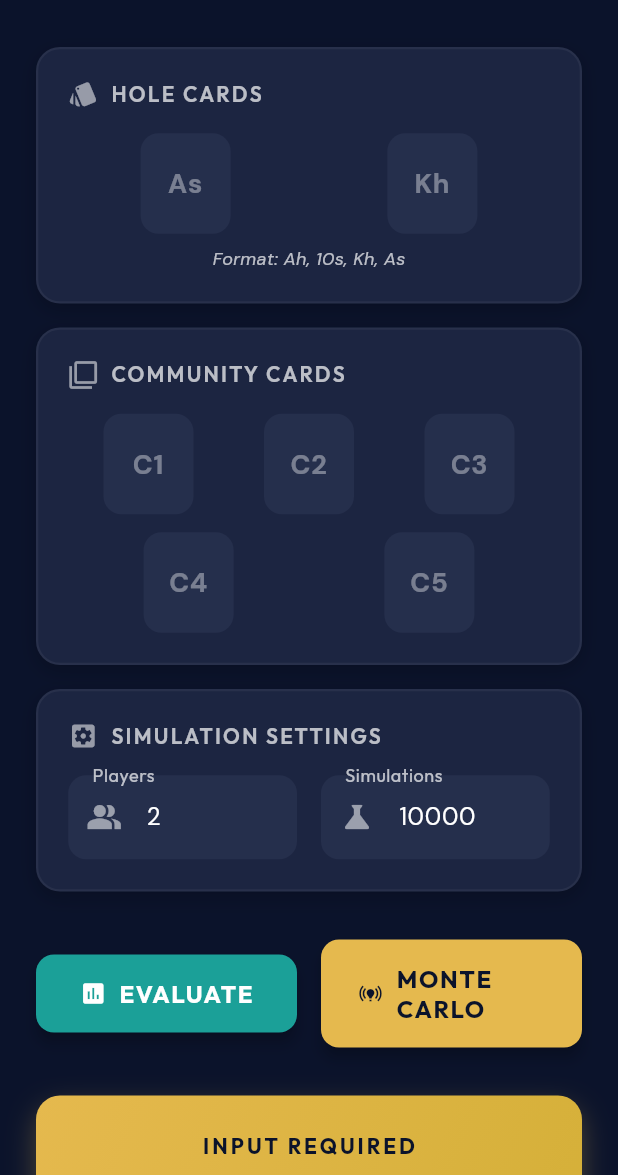
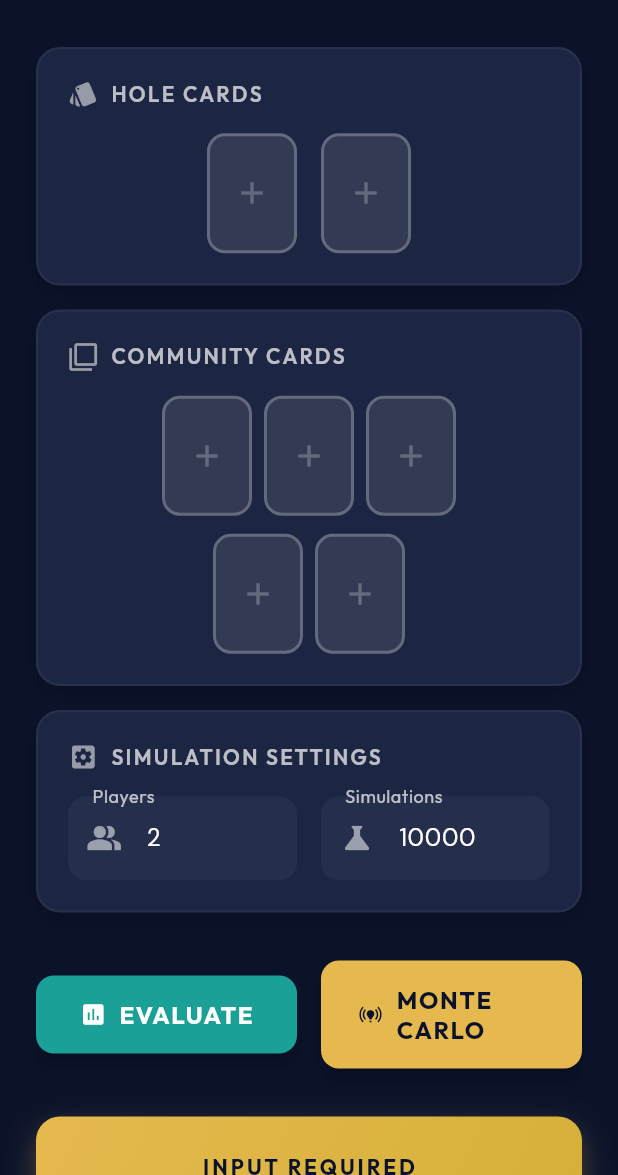
Before and after one commit to befkir/Pocker, a Flutter app: the screen it shows after launch, after a tap on "EVALUATE", after a tap on "MONTE CARLO", on a phone screen of 412 x 824 dp, the part 61-1236 px from its top. Run offline on Flutter 3.47's test engine with Material 3 defaults, Android fonts, the phone set to English and light mode, and no system bars; our stand-ins replace google_fonts.

Commit message:
Changed Card text input to card selection

```diff
--- a/poker_frontend/lib/main.dart
+++ b/poker_frontend/lib/main.dart
@@ -71,19 +71,25 @@
 }
 
 class _PokerHomeState extends State<PokerHome> {
-  late TextEditingController holeCard1Controller;
-  late TextEditingController holeCard2Controller;
-  late TextEditingController communityCards1Controller;
-  late TextEditingController communityCards2Controller;
-  late TextEditingController communityCards3Controller;
-  late TextEditingController communityCards4Controller;
-  late TextEditingController communityCards5Controller;
-  late TextEditingController numPlayersController;
-  late TextEditingController simulationsController;
+  final TextEditingController numPlayersController = TextEditingController(text: '2');
+  final TextEditingController simulationsController = TextEditingController(text: '10000');
 
   String resultMessage = '';
   String resultValue = '';
   bool isLoading = false;
+
+  List<String?> holeCards = [null, null];
+  List<String?> communityCards = [null, null, null, null, null];
+
+  final List<String> suits = ['H', 'D', 'C', 'S'];
+  final List<String> ranks = ['2', '3', '4', '5', '6', '7', '8', '9', 'T', 'J', 'Q', 'K', 'A'];
+
+  @override
+  void dispose() {
+    numPlayersController.dispose();
+    simulationsController.dispose();
+    super.dispose();
+  }
 
   String get backendUrl {
     final host = Uri.base.host;
@@ -93,32 +99,122 @@
     return Uri.base.origin;
   }
 
-  @override
-  void initState() {
-    super.initState();
-    holeCard1Controller = TextEditingController();
-    holeCard2Controller = TextEditingController();
-    communityCards1Controller = TextEditingController();
-    communityCards2Controller = TextEditingController();
-    communityCards3Controller = TextEditingController();
-    communityCards4Controller = TextEditingController();
-    communityCards5Controller = TextEditingController();
-    numPlayersController = TextEditingController(text: '2');
-    simulationsController = TextEditingController(text: '10000');
+  void _openCardPicker(int index, bool isHoleCard) {
+    showModalBottomSheet(
+      context: context,
+      backgroundColor: const Color(0xFF1A1A2E),
+      shape: const RoundedRectangleBorder(
+        borderRadius: BorderRadius.vertical(top: Radius.circular(24)),
+      ),
+      builder: (context) {
+        return Container(
+          padding: const EdgeInsets.all(24),
+          child: Column(
+            mainAxisSize: MainAxisSize.min,
+            children: [
+              Text(
+                'SELECT CARD',
+                style: GoogleFonts.outfit(
+                  color: Colors.white,
+                  fontSize: 20,
+                  fontWeight: FontWeight.bold,
+                  letterSpacing: 1.2,
+                ),
+              ),
+              const SizedBox(height: 24),
+              Expanded(
+                child: GridView.builder(
+                  gridDelegate: const SliverGridDelegateWithFixedCrossAxisCount(
+                    crossAxisCount: 6,
+                    mainAxisSpacing: 8,
+                    crossAxisSpacing: 8,
+                    childAspectRatio: 0.7,
+                  ),
+                  itemCount: 52,
+                  itemBuilder: (context, i) {
+                    final suit = suits[i ~/ 13];
+                    final rank = ranks[i % 13];
+                    final card = '$rank$suit'; // Changed to RankSuit format
+
+                    // Check if already selected
+                    final isSelected = holeCards.contains(card) || communityCards.contains(card);
+
+                    return InkWell(
+                      onTap: isSelected ? null : () {
+                        setState(() {
+                          if (isHoleCard) {
+                            holeCards[index] = card;
+                          } else {
+                            communityCards[index] = card;
+                          }
+                        });
+                        Navigator.pop(context);
+                      },
+                      child: Container(
+                        decoration: BoxDecoration(
+                          color: isSelected ? Colors.white10 : const Color(0xFF16213E),
+                          borderRadius: BorderRadius.circular(8),
+                          border: Border.all(
+                            color: isSelected ? Colors.transparent : Colors.white24,
+                          ),
+                        ),
+                        child: Center(
+                          child: Column(
+                            mainAxisAlignment: MainAxisAlignment.center,
+                            children: [
+                              Text(
+                                rank == 'T' ? '10' : rank,
+                                style: GoogleFonts.dmSans(
+                                  color: isSelected ? Colors.white24 : _getSuitColor(suit),
+                                  fontWeight: FontWeight.bold,
+                                  fontSize: 16,
+                                ),
+                              ),
+                              _getSuitIcon(suit, isSelected ? Colors.white24 : _getSuitColor(suit)),
+                            ],
+                          ),
+                        ),
+                      ),
+                    );
+                  },
+                ),
+              ),
+              const SizedBox(height: 16),
+              TextButton(
+                onPressed: () {
+                  setState(() {
+                    if (isHoleCard) {
+                      holeCards[index] = null;
+                    } else {
+                      communityCards[index] = null;
+                    }
+                  });
+                  Navigator.pop(context);
+                },
+                child: Text('CLEAR SLOT', style: GoogleFonts.dmSans(color: Colors.redAccent)),
+              ),
+            ],
+          ),
+        );
+      },
+    );
   }
 
-  @override
-  void dispose() {
-    holeCard1Controller.dispose();
-    holeCard2Controller.dispose();
-    communityCards1Controller.dispose();
-    communityCards2Controller.dispose();
-    communityCards3Controller.dispose();
-    communityCards4Controller.dispose();
-    communityCards5Controller.dispose();
-    numPlayersController.dispose();
-    simulationsController.dispose();
-    super.dispose();
+  Color _getSuitColor(String suit) {
+    if (suit == 'H' || suit == 'D') return Colors.redAccent;
+    return Colors.white70;
+  }
+
+  Widget _getSuitIcon(String suit, Color color) {
+    IconData icon;
+    switch (suit) {
+      case 'H': icon = Icons.favorite; break;
+      case 'D': icon = Icons.diamond; break;
+      case 'C': icon = Icons.auto_awesome_mosaic; break; // Placeholder for Club
+      case 'S': icon = Icons.spa; break; // Placeholder for Spade
+      default: icon = Icons.help;
+    }
+    return Icon(icon, color: color, size: 14);
   }
 
     Future<void> evaluate() async {
@@ -129,33 +225,24 @@
     });
 
     try {
-      final holeCards = [holeCard1Controller.text, holeCard2Controller.text]
-          .where((c) => c.trim().isNotEmpty)
-          .toList();
-
-      if (holeCards.length != 2) {
+      final selectedHole = holeCards.whereType<String>().toList();
+      if (selectedHole.length != 2) {
         setState(() {
           resultMessage = 'Input Required';
-          resultValue = 'Please enter exactly 2 hole cards (e.g. As, Kh)';
+          resultValue = 'Please select exactly 2 hole cards.';
           isLoading = false;
         });
         return;
       }
 
-      final community = [
-        communityCards1Controller.text,
-        communityCards2Controller.text,
-        communityCards3Controller.text,
-        communityCards4Controller.text,
-        communityCards5Controller.text,
-      ].where((c) => c.trim().isNotEmpty).toList();
+      final selectedCommunity = communityCards.whereType<String>().toList();
 
       final response = await http.post(
         Uri.parse('$backendUrl/poker/evaluate'),
         headers: {'Content-Type': 'application/json'},
         body: jsonEncode({
-          'hole_cards': holeCards,
-          'community_cards': community,
+          'hole_cards': selectedHole,
+          'community_cards': selectedCommunity,
         }),
       );
 
@@ -191,33 +278,24 @@
     });
 
     try {
-      final holeCards = [holeCard1Controller.text, holeCard2Controller.text]
-          .where((c) => c.trim().isNotEmpty)
-          .toList();
-
-      if (holeCards.length != 2) {
+      final selectedHole = holeCards.whereType<String>().toList();
+      if (selectedHole.length != 2) {
         setState(() {
           resultMessage = 'Input Required';
-          resultValue = 'Please enter exactly 2 hole cards (e.g. As, Kh)';
+          resultValue = 'Please select exactly 2 hole cards.';
           isLoading = false;
         });
         return;
       }
 
-      final community = [
-        communityCards1Controller.text,
-        communityCards2Controller.text,
-        communityCards3Controller.text,
-        communityCards4Controller.text,
-        communityCards5Controller.text,
-      ].where((c) => c.trim().isNotEmpty).toList();
+      final selectedCommunity = communityCards.whereType<String>().toList();
 
       final response = await http.post(
         Uri.parse('$backendUrl/poker/montecarlo'),
         headers: {'Content-Type': 'application/json'},
         body: jsonEncode({
-          'hole_cards': holeCards,
-          'community_cards': community,
+          'hole_cards': selectedHole,
+          'community_cards': selectedCommunity,
           'players': int.tryParse(numPlayersController.text) ?? 2,
           'simulations': int.tryParse(simulationsController.text) ?? 10000,
         }),
@@ -249,23 +327,43 @@
     }
   }
 
-  Widget _buildCardInput(TextEditingController controller, String hint) {
-    return Expanded(
-      child: Center(
+    Widget _buildCardSlot(int index, bool isHoleCard) {
+    final card = isHoleCard ? holeCards[index] : communityCards[index];
+    final hasCard = card != null;
+    final suit = hasCard ? card.substring(card.length - 1) : '';
+    final rank = hasCard ? card.substring(0, card.length - 1) : '';
+
+    return GestureDetector(
+      onTap: () => _openCardPicker(index, isHoleCard),
       child: Container(
         width: 60,
+        height: 80,
         margin: const EdgeInsets.symmetric(horizontal: 4),
-          child: TextField(
-            controller: controller,
-            textAlign: TextAlign.center,
-            style: GoogleFonts.dmSans(
-                fontSize: 18, fontWeight: FontWeight.bold, color: Colors.white),
-            textCapitalization: TextCapitalization.characters,
-            decoration: InputDecoration(
-              hintText: hint,
-              contentPadding: const EdgeInsets.symmetric(vertical: 20),
+        decoration: BoxDecoration(
+          color: hasCard ? const Color(0xFF16213E) : Colors.white10,
+          borderRadius: BorderRadius.circular(12),
+          border: Border.all(
+            color: hasCard ? _getSuitColor(suit).withOpacity(0.5) : Colors.white24,
+            width: 2,
           ),
         ),
+        child: Center(
+          child: hasCard
+              ? Column(
+                  mainAxisAlignment: MainAxisAlignment.center,
+                  children: [
+                    Text(
+                      rank == 'T' ? '10' : rank,
+                      style: GoogleFonts.dmSans(
+                        color: _getSuitColor(suit),
+                        fontWeight: FontWeight.bold,
+                        fontSize: 20,
+                      ),
+                    ),
+                    _getSuitIcon(suit, _getSuitColor(suit)),
+                  ],
+                )
+              : const Icon(Icons.add, color: Colors.white24, size: 24),
         ),
       ),
     );
@@ -304,25 +402,12 @@
               _buildSectionCard(
                 title: 'HOLE CARDS',
                 icon: Icons.style,
-                child: Column(
-                  children: [
-                    Row(
+                child: Row(
                   mainAxisAlignment: MainAxisAlignment.center,
                   children: [
-                        _buildCardInput(holeCard1Controller, 'As'),
+                    _buildCardSlot(0, true),
                     const SizedBox(width: 8),
-                        _buildCardInput(holeCard2Controller, 'Kh'),
-                      ],
-                    ),
-                    const SizedBox(height: 8),
-                    Text(
-                      'Format: Ah, 10s, Kh, As',
-                      style: GoogleFonts.dmSans(
-                        fontSize: 12,
-                        color: Colors.white70,
-                        fontStyle: FontStyle.italic,
-                      ),
-                    ),
+                    _buildCardSlot(1, true),
                   ],
                 ),
               ),
@@ -337,17 +422,17 @@
                     Row(
                       mainAxisAlignment: MainAxisAlignment.center,
                       children: [
-                        _buildCardInput(communityCards1Controller, 'C1'),
-                        _buildCardInput(communityCards2Controller, 'C2'),
-                        _buildCardInput(communityCards3Controller, 'C3'),
+                        _buildCardSlot(0, false),
+                        _buildCardSlot(1, false),
+                        _buildCardSlot(2, false),
                       ],
                     ),
                     const SizedBox(height: 12),
                     Row(
                       mainAxisAlignment: MainAxisAlignment.center,
                       children: [
-                        _buildCardInput(communityCards4Controller, 'C4'),
-                        _buildCardInput(communityCards5Controller, 'C5'),
+                        _buildCardSlot(3, false),
+                        _buildCardSlot(4, false),
                       ],
                     ),
                   ],
```
Also changed, not shown: 1 other file. Lines whose indentation alone changed are shown as unchanged.
